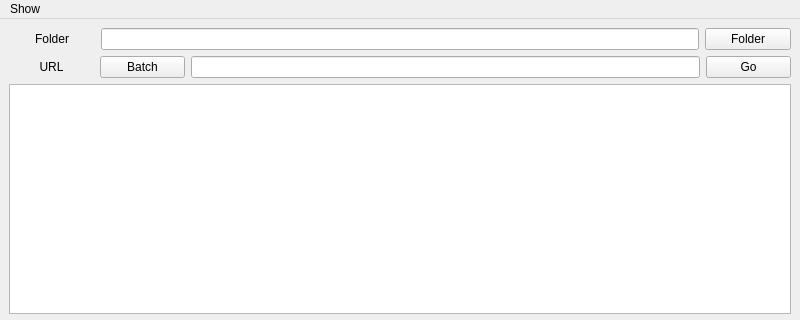
This is helpmedownload/HelpMeDownload_UI.ui in ChrisYangTW/HelpMeDownload as Qt 5 draws it before an edit; both pictures show x 0 to 800 and y 0 to 320 of the 800 by 600 pixel window. The edited form follows.
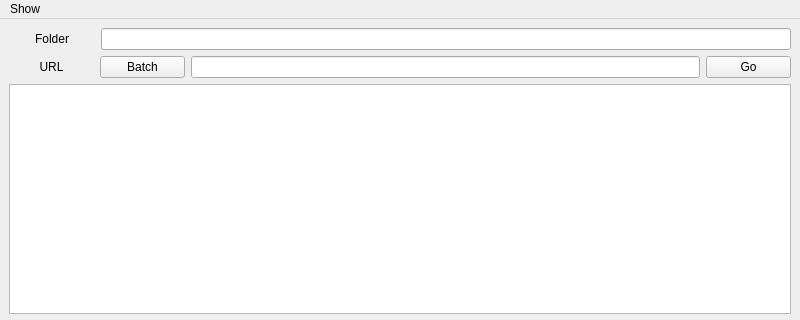
This is the edited form.

Diff of the .ui file:
```diff
--- a/helpmedownload/HelpMeDownload_UI.ui
+++ b/helpmedownload/HelpMeDownload_UI.ui
@@ -16,7 +16,7 @@
   <widget class="QWidget" name="centralwidget">
    <layout class="QVBoxLayout" name="verticalLayout" stretch="1,1,2,0,0,2">
     <item>
-     <layout class="QHBoxLayout" name="horizontalLayout_1" stretch="2,14,2">
+     <layout class="QHBoxLayout" name="horizontalLayout_1" stretch="2,16">
       <item>
        <widget class="QLabel" name="folder_label">
         <property name="text">
@@ -37,13 +37,6 @@
         </property>
        </widget>
       </item>
-      <item>
-       <widget class="QPushButton" name="choose_folder_button">
-        <property name="text">
-         <string>Folder</string>
-        </property>
-       </widget>
-      </item>
      </layout>
     </item>
     <item>
```
